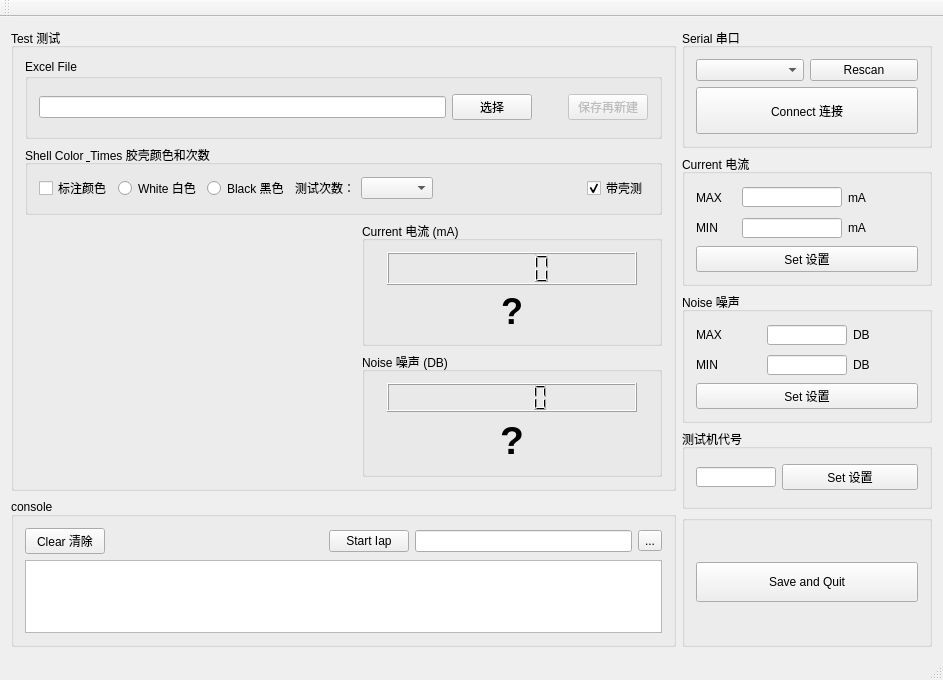
Qt form mainwindow.ui (RuanJG/desktopApp) before a commit.
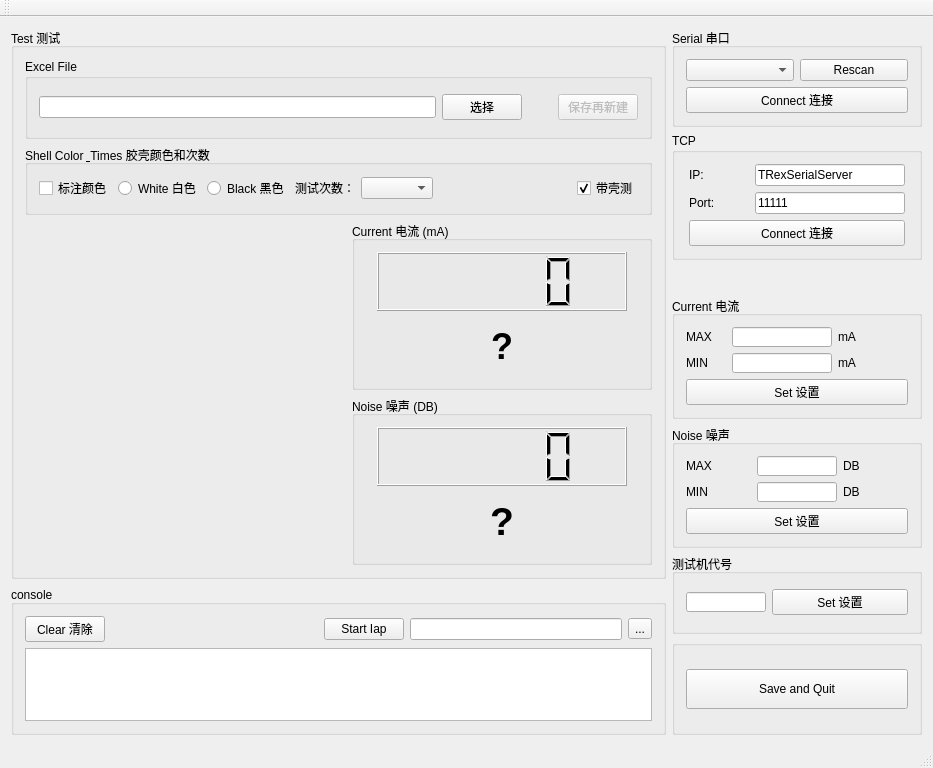
The same form after that commit. Custom widgets are drawn as their Qt base class.

Patch:
```diff
--- a/mainwindow.ui
+++ b/mainwindow.ui
@@ -6,15 +6,15 @@
    <rect>
     <x>0</x>
     <y>0</y>
-    <width>943</width>
-    <height>680</height>
+    <width>933</width>
+    <height>768</height>
    </rect>
   </property>
   <property name="windowTitle">
    <string>T-Rex测试程序</string>
   </property>
   <widget class="QWidget" name="centralWidget">
-   <layout class="QGridLayout" name="gridLayout_7">
+   <layout class="QGridLayout" name="gridLayout_8">
     <item row="0" column="0">
      <layout class="QHBoxLayout" name="horizontalLayout_8">
       <item>
@@ -512,6 +512,120 @@
           </layout>
          </widget>
         </item>
+        <item>
+         <widget class="QGroupBox" name="groupBox_12">
+          <property name="maximumSize">
+           <size>
+            <width>250</width>
+            <height>150</height>
+           </size>
+          </property>
+          <property name="title">
+           <string>TCP</string>
+          </property>
+          <layout class="QGridLayout" name="gridLayout_7">
+           <item row="0" column="0">
+            <layout class="QVBoxLayout" name="verticalLayout_11">
+             <item>
+              <layout class="QHBoxLayout" name="horizontalLayout_12">
+               <item>
+                <widget class="QLabel" name="label_6">
+                 <property name="minimumSize">
+                  <size>
+                   <width>60</width>
+                   <height>0</height>
+                  </size>
+                 </property>
+                 <property name="maximumSize">
+                  <size>
+                   <width>60</width>
+                   <height>16777215</height>
+                  </size>
+                 </property>
+                 <property name="text">
+                  <string>IP:</string>
+                 </property>
+                </widget>
+               </item>
+               <item>
+                <widget class="QLineEdit" name="IPlineEdit">
+                 <property name="maximumSize">
+                  <size>
+                   <width>150</width>
+                   <height>16777215</height>
+                  </size>
+                 </property>
+                 <property name="text">
+                  <string>TRexSerialServer</string>
+                 </property>
+                </widget>
+               </item>
+              </layout>
+             </item>
+             <item>
+              <layout class="QHBoxLayout" name="horizontalLayout_14">
+               <item>
+                <widget class="QLabel" name="label_11">
+                 <property name="minimumSize">
+                  <size>
+                   <width>60</width>
+                   <height>0</height>
+                  </size>
+                 </property>
+                 <property name="maximumSize">
+                  <size>
+                   <width>60</width>
+                   <height>16777215</height>
+                  </size>
+                 </property>
+                 <property name="text">
+                  <string>Port:</string>
+                 </property>
+                </widget>
+               </item>
+               <item>
+                <widget class="QLineEdit" name="PortlineEdit_2">
+                 <property name="maximumSize">
+                  <size>
+                   <width>150</width>
+                   <height>16777215</height>
+                  </size>
+                 </property>
+                 <property name="text">
+                  <string>11111</string>
+                 </property>
+                </widget>
+               </item>
+              </layout>
+             </item>
+             <item>
+              <widget class="QPushButton" name="TcpConnectpushButton">
+               <property name="text">
+                <string>Connect 连接</string>
+               </property>
+              </widget>
+             </item>
+            </layout>
+           </item>
+          </layout>
+         </widget>
+        </item>
+        <item>
+         <spacer name="verticalSpacer">
+          <property name="orientation">
+           <enum>Qt::Vertical</enum>
+          </property>
+          <property name="sizeType">
+           <enum>QSizePolicy::Fixed</enum>
+          </property>
+          <property name="sizeHint" stdset="0">
+           <size>
+            <width>20</width>
+            <height>30</height>
+           </size>
+          </property>
+         </spacer>
+        </item>
         <item>
          <widget class="QGroupBox" name="groupBox_2">
           <property name="sizePolicy">
```
Left out of the diff: 2 changed lines with no effect on the pictures.
